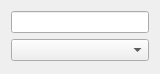
The window that 46265368-add-qtableview-to-qcombobox/dialog.ui (eyllanesc/stackoverflow) describes before a commit, drawn with Qt 5.
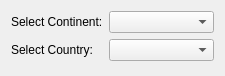
The same window after the commit.

```diff
--- a/46265368-add-qtableview-to-qcombobox/dialog.ui
+++ b/46265368-add-qtableview-to-qcombobox/dialog.ui
@@ -6,8 +6,8 @@
    <rect>
     <x>0</x>
     <y>0</y>
-    <width>160</width>
-    <height>74</height>
+    <width>225</width>
+    <height>76</height>
    </rect>
   </property>
   <property name="windowTitle">
@@ -15,10 +15,28 @@
   </property>
   <layout class="QVBoxLayout" name="verticalLayout">
    <item>
-    <widget class="QLineEdit" name="lineEdit"/>
-   </item>
-   <item>
-    <widget class="QComboBox" name="comboBox"/>
+    <layout class="QFormLayout" name="formLayout">
+     <item row="0" column="0">
+      <widget class="QLabel" name="ContinentLabel">
+       <property name="text">
+        <string>Select Continent:</string>
+       </property>
+      </widget>
+     </item>
+     <item row="0" column="1">
+      <widget class="QComboBox" name="ContinentComboBox"/>
+     </item>
+     <item row="1" column="0">
+      <widget class="QLabel" name="CountryLabel">
+       <property name="text">
+        <string>Select Country:</string>
+       </property>
+      </widget>
+     </item>
+     <item row="1" column="1">
+      <widget class="QComboBox" name="CountryComboBox"/>
+     </item>
+    </layout>
    </item>
   </layout>
  </widget>
```
